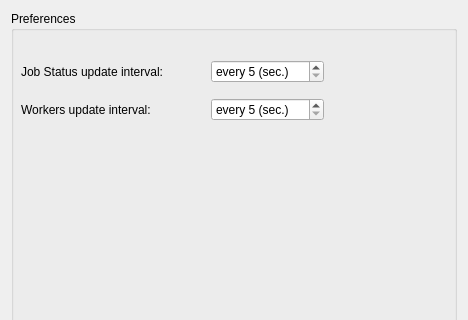
First picture: the form in PAConsole/res/wgPreferences.ui, repository AnarManafov/PoD, before the edit; both pictures show x 0 to 468 and y 0 to 320 of the 468 by 663 pixel window.
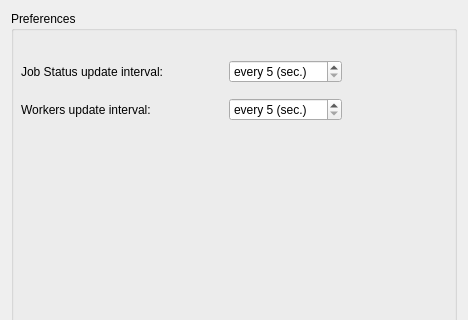
Second picture: the form after the edit.

Commit message: PAConsole: update of the preferences icon

Patch:
```diff
--- a/PAConsole/res/wgPreferences.ui
+++ b/PAConsole/res/wgPreferences.ui
@@ -23,7 +23,7 @@
        <rect>
         <x>10</x>
         <y>40</y>
-        <width>303</width>
+        <width>321</width>
         <height>80</height>
        </rect>
       </property>
```
The commit also changes 1 other file.
